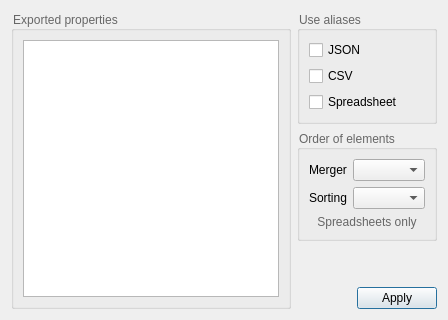
Qt form addon/addFC/ui/info_set.ui (GS90/addFC) before a commit.
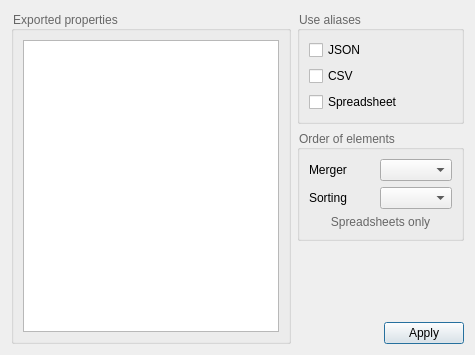
The same form after that commit.

Patch:
```diff
--- a/addon/addFC/ui/info_set.ui
+++ b/addon/addFC/ui/info_set.ui
@@ -3,6 +3,17 @@
  <author>Golodnikov Sergey</author>
  <class>Form</class>
  <widget class="QDialog" name="Form">
+  <property name="windowModality">
+   <enum>Qt::WindowModal</enum>
+  </property>
+  <property name="geometry">
+   <rect>
+    <x>0</x>
+    <y>0</y>
+    <width>475</width>
+    <height>355</height>
+   </rect>
+  </property>
   <property name="windowTitle">
    <string>Export settings</string>
   </property>
```
